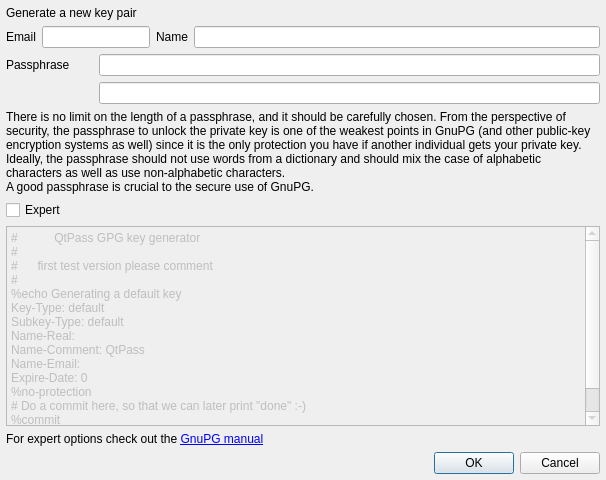
Old version of the form src/keygendialog.ui in the repository IJHack/QtPass.
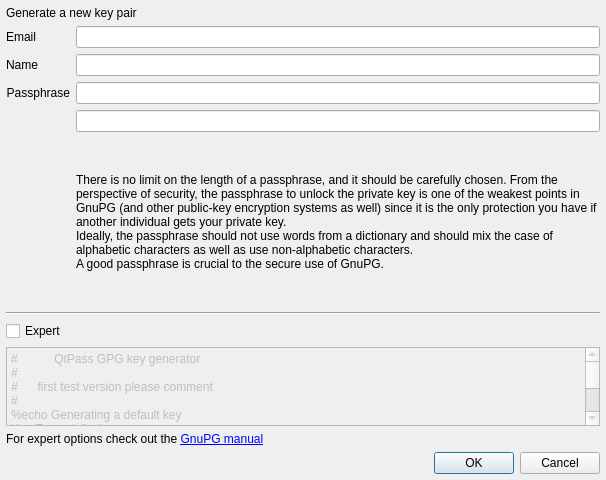
New version of the form.

The edit to the form file:
```diff
--- a/src/keygendialog.ui
+++ b/src/keygendialog.ui
@@ -65,7 +65,13 @@
       </property>
       <item>
        <widget class="QWidget" name="widget" native="true">
-        <layout class="QGridLayout" name="gridLayout">
+        <property name="sizePolicy">
+         <sizepolicy hsizetype="Preferred" vsizetype="Preferred">
+          <horstretch>0</horstretch>
+          <verstretch>0</verstretch>
+         </sizepolicy>
+        </property>
+        <layout class="QFormLayout" name="formLayout">
          <property name="leftMargin">
           <number>0</number>
          </property>
@@ -78,57 +84,132 @@
          <property name="bottomMargin">
           <number>0</number>
          </property>
-         <item row="1" column="0" colspan="2">
-          <widget class="QLabel" name="labelPassphrase">
-           <property name="text">
-            <string>Passphrase</string>
-           </property>
-          </widget>
-         </item>
          <item row="0" column="0">
           <widget class="QLabel" name="labelEmail">
+           <property name="sizePolicy">
+            <sizepolicy hsizetype="Preferred" vsizetype="Preferred">
+             <horstretch>0</horstretch>
+             <verstretch>0</verstretch>
+            </sizepolicy>
+           </property>
+           <property name="layoutDirection">
+            <enum>Qt::LeftToRight</enum>
+           </property>
            <property name="text">
             <string>Email</string>
            </property>
+           <property name="alignment">
+            <set>Qt::AlignRight|Qt::AlignTrailing|Qt::AlignVCenter</set>
+           </property>
           </widget>
          </item>
-         <item row="2" column="2" colspan="3">
-          <widget class="QLineEdit" name="passphrase2">
-           <property name="echoMode">
-            <enum>QLineEdit::Password</enum>
+         <item row="0" column="1">
+          <widget class="QLineEdit" name="email">
+           <property name="sizePolicy">
+            <sizepolicy hsizetype="MinimumExpanding" vsizetype="Fixed">
+             <horstretch>0</horstretch>
+             <verstretch>0</verstretch>
+            </sizepolicy>
            </property>
           </widget>
          </item>
-         <item row="0" column="1" colspan="2">
-          <widget class="QLineEdit" name="email"/>
-         </item>
-         <item row="0" column="3">
+         <item row="1" column="0">
           <widget class="QLabel" name="labelName">
+           <property name="sizePolicy">
+            <sizepolicy hsizetype="Preferred" vsizetype="Preferred">
+             <horstretch>0</horstretch>
+             <verstretch>0</verstretch>
+            </sizepolicy>
+           </property>
+           <property name="layoutDirection">
+            <enum>Qt::LeftToRight</enum>
+           </property>
            <property name="text">
             <string>Name</string>
            </property>
+           <property name="alignment">
+            <set>Qt::AlignRight|Qt::AlignTrailing|Qt::AlignVCenter</set>
+           </property>
           </widget>
          </item>
-         <item row="1" column="2" colspan="3">
+         <item row="1" column="1">
+          <widget class="QLineEdit" name="name">
+           <property name="sizePolicy">
+            <sizepolicy hsizetype="MinimumExpanding" vsizetype="Fixed">
+             <horstretch>0</horstretch>
+             <verstretch>0</verstretch>
+            </sizepolicy>
+           </property>
+          </widget>
+         </item>
+         <item row="2" column="0">
+          <widget class="QLabel" name="labelPassphrase">
+           <property name="sizePolicy">
+            <sizepolicy hsizetype="Preferred" vsizetype="Preferred">
+             <horstretch>0</horstretch>
+             <verstretch>0</verstretch>
+            </sizepolicy>
+           </property>
+           <property name="layoutDirection">
+            <enum>Qt::LeftToRight</enum>
+           </property>
+           <property name="text">
+            <string>Passphrase</string>
+           </property>
+           <property name="alignment">
+            <set>Qt::AlignRight|Qt::AlignTrailing|Qt::AlignVCenter</set>
+           </property>
+          </widget>
+         </item>
+         <item row="2" column="1">
           <widget class="QLineEdit" name="passphrase1">
+           <property name="sizePolicy">
+            <sizepolicy hsizetype="MinimumExpanding" vsizetype="Fixed">
+             <horstretch>0</horstretch>
+             <verstretch>0</verstretch>
+            </sizepolicy>
+           </property>
            <property name="echoMode">
             <enum>QLineEdit::Password</enum>
            </property>
           </widget>
          </item>
-         <item row="0" column="4">
-          <widget class="QLineEdit" name="name"/>
+         <item row="3" column="1">
+          <widget class="QLineEdit" name="passphrase2">
+           <property name="sizePolicy">
+            <sizepolicy hsizetype="MinimumExpanding" vsizetype="Fixed">
+             <horstretch>0</horstretch>
+             <verstretch>0</verstretch>
+            </sizepolicy>
+           </property>
+           <property name="echoMode">
+            <enum>QLineEdit::Password</enum>
+           </property>
+          </widget>
+         </item>
+         <item row="4" column="1">
+          <widget class="QLabel" name="labelPassphraseInfo">
+           <property name="sizePolicy">
+            <sizepolicy hsizetype="Preferred" vsizetype="Minimum">
+             <horstretch>0</horstretch>
+             <verstretch>0</verstretch>
+            </sizepolicy>
+           </property>
+           <property name="text">
+            <string>&lt;html&gt;&lt;head/&gt;&lt;body&gt;&lt;p&gt;There is no limit on the length of a passphrase, and it should be carefully chosen. From the perspective of security, the passphrase to unlock the private key is one of the weakest points in GnuPG (and other public-key encryption systems as well) since it is the only protection you have if another individual gets your private key. &lt;br/&gt;Ideally, the passphrase should not use words from a dictionary and should mix the case of alphabetic characters as well as use non-alphabetic characters.&lt;br/&gt;A good passphrase is crucial to the secure use of GnuPG.&lt;/p&gt;&lt;/body&gt;&lt;/html&gt;</string>
+           </property>
+           <property name="wordWrap">
+            <bool>true</bool>
+           </property>
+          </widget>
          </item>
         </layout>
        </widget>
       </item>
       <item>
-       <widget class="QLabel" name="labelPassphraseInfo">
-        <property name="text">
-         <string>&lt;html&gt;&lt;head/&gt;&lt;body&gt;&lt;p&gt;There is no limit on the length of a passphrase, and it should be carefully chosen. From the perspective of security, the passphrase to unlock the private key is one of the weakest points in GnuPG (and other public-key encryption systems as well) since it is the only protection you have if another individual gets your private key. &lt;br/&gt;Ideally, the passphrase should not use words from a dictionary and should mix the case of alphabetic characters as well as use non-alphabetic characters.&lt;br/&gt;A good passphrase is crucial to the secure use of GnuPG.&lt;/p&gt;&lt;/body&gt;&lt;/html&gt;</string>
-        </property>
-        <property name="wordWrap">
-         <bool>true</bool>
+       <widget class="Line" name="line">
+        <property name="orientation">
+         <enum>Qt::Horizontal</enum>
         </property>
        </widget>
       </item>
```
Left out of the diff: 9 changed lines with no effect on the pictures.
